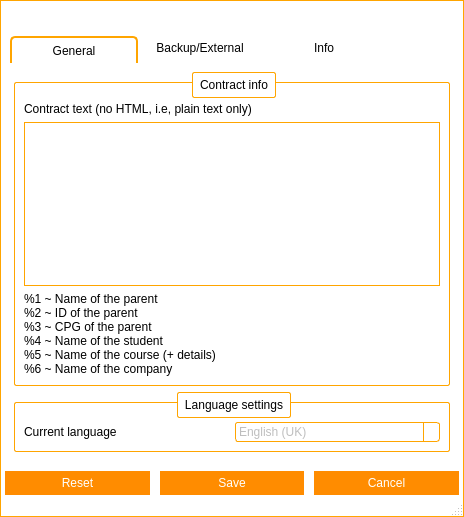
The window that frmsettings.ui (Nintersoft/SmartClass) describes before a commit, drawn with Qt 5.
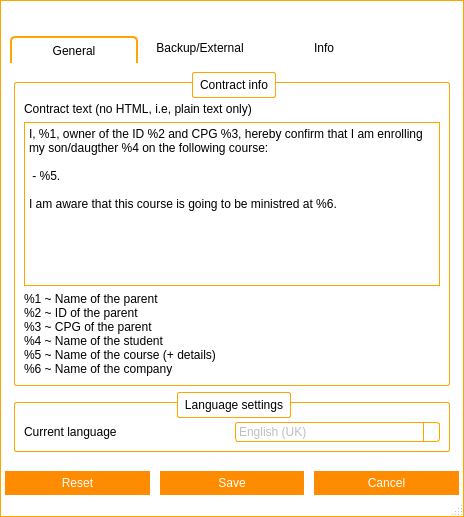
The same window after the commit. Icons and pictures are not drawn. Custom widgets are drawn as their Qt base class.

```diff
--- a/frmsettings.ui
+++ b/frmsettings.ui
@@ -693,7 +693,15 @@
                   </widget>
                  </item>
                  <item row="1" column="0">
-                  <widget class="QPlainTextEdit" name="edtContractText"/>
+                  <widget class="QPlainTextEdit" name="edtContractText">
+                   <property name="plainText">
+                    <string>I, %1, owner of the ID %2 and CPG %3, hereby confirm that I am enrolling my son/daugther %4 on the following course:
+
+ - %5.
+
+I am aware that this course is going to be ministred at %6.</string>
+                   </property>
+                  </widget>
                  </item>
                  <item row="2" column="0">
                   <widget class="QLabel" name="lblLegend">
```
